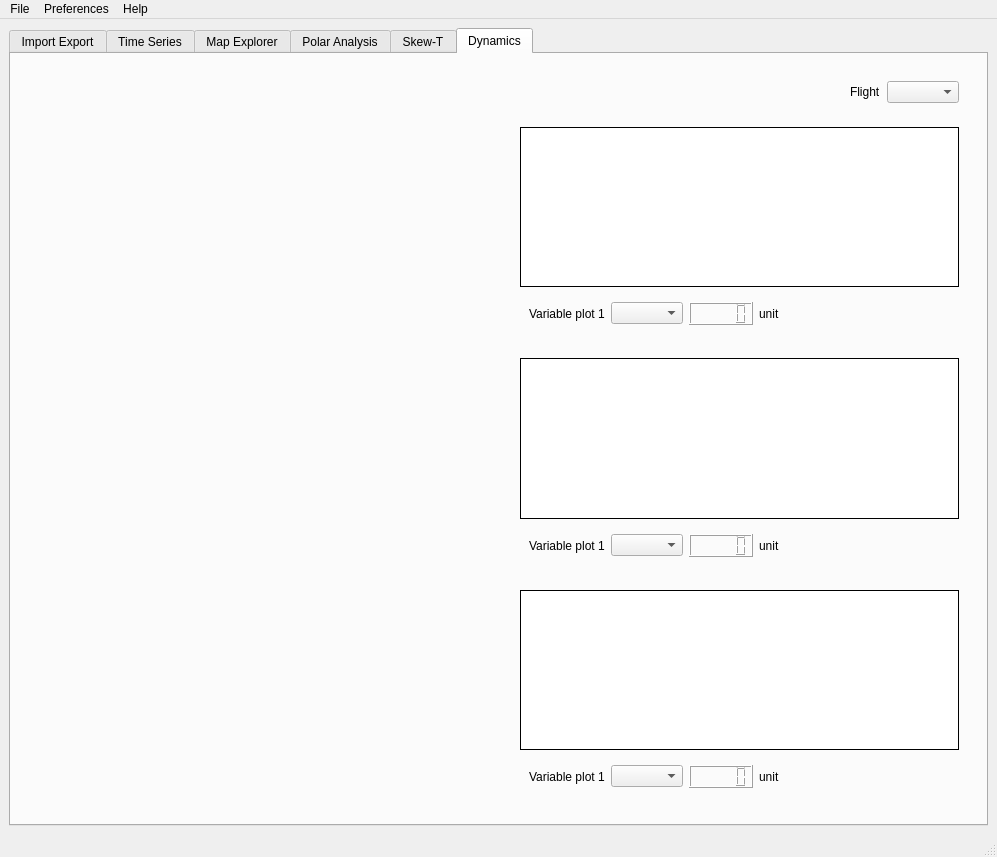
Old version of the form src/gui/mainwindow.ui in the repository TheGoodWeather/Vector-Vario-Analyzer.
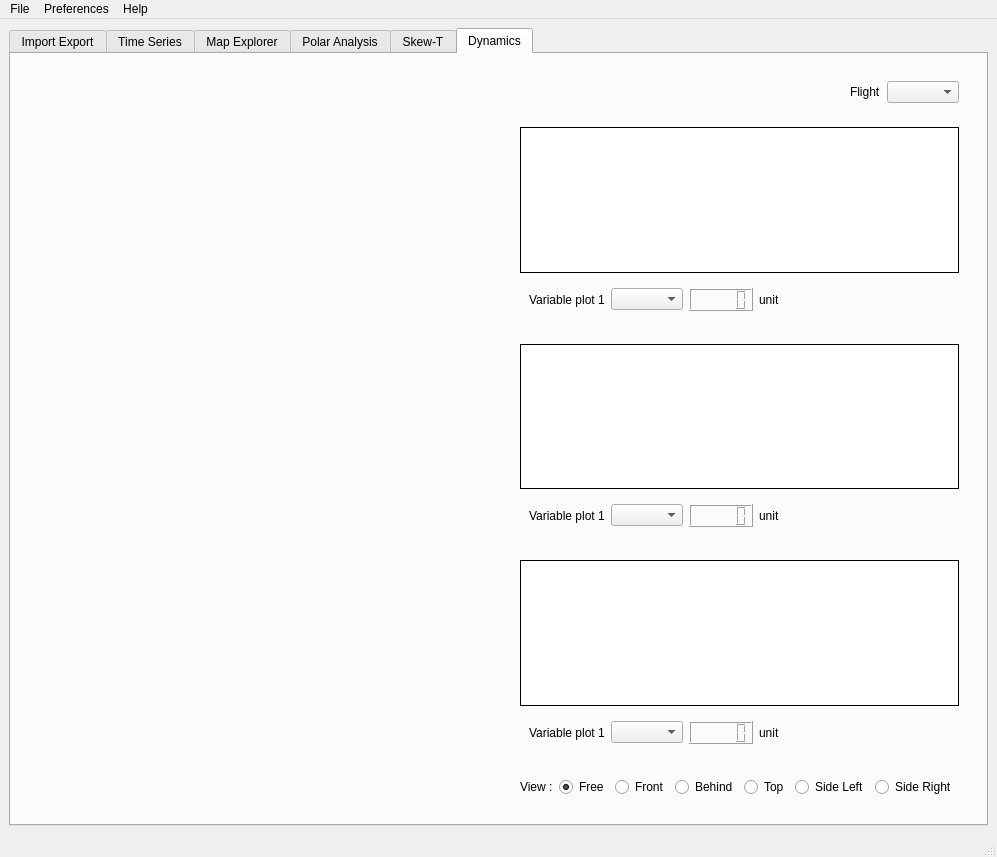
New version of the form. Custom widgets are drawn as their Qt base class.

Commit message: Features: Changing camera view

```diff
--- a/src/gui/mainwindow.ui
+++ b/src/gui/mainwindow.ui
@@ -2056,6 +2056,106 @@
              </layout>
             </widget>
            </item>
+           <item>
+            <widget class="QWidget" name="widget_32" native="true">
+             <layout class="QHBoxLayout" name="horizontalLayout_17">
+              <item>
+               <widget class="QLabel" name="label_3">
+                <property name="sizePolicy">
+                 <sizepolicy hsizetype="Fixed" vsizetype="Preferred">
+                  <horstretch>0</horstretch>
+                  <verstretch>0</verstretch>
+                 </sizepolicy>
+                </property>
+                <property name="text">
+                 <string>View :</string>
+                </property>
+               </widget>
+              </item>
+              <item>
+               <widget class="QRadioButton" name="radioButton_free_view">
+                <property name="sizePolicy">
+                 <sizepolicy hsizetype="Fixed" vsizetype="Fixed">
+                  <horstretch>0</horstretch>
+                  <verstretch>0</verstretch>
+                 </sizepolicy>
+                </property>
+                <property name="text">
+                 <string>Free</string>
+                </property>
+                <property name="checked">
+                 <bool>true</bool>
+                </property>
+               </widget>
+              </item>
+              <item>
+               <widget class="QRadioButton" name="radioButton_front_view">
+                <property name="sizePolicy">
+                 <sizepolicy hsizetype="Fixed" vsizetype="Fixed">
+                  <horstretch>0</horstretch>
+                  <verstretch>0</verstretch>
+                 </sizepolicy>
+                </property>
+                <property name="text">
+                 <string>Front</string>
+                </property>
+               </widget>
+              </item>
+              <item>
+               <widget class="QRadioButton" name="radioButton_behind_view">
+                <property name="sizePolicy">
+                 <sizepolicy hsizetype="Fixed" vsizetype="Fixed">
+                  <horstretch>0</horstretch>
+                  <verstretch>0</verstretch>
+                 </sizepolicy>
+                </property>
+                <property name="text">
+                 <string>Behind</string>
+                </property>
+               </widget>
+              </item>
+              <item>
+               <widget class="QRadioButton" name="radioButton_top_view">
+                <property name="sizePolicy">
+                 <sizepolicy hsizetype="Fixed" vsizetype="Fixed">
+                  <horstretch>0</horstretch>
+                  <verstretch>0</verstretch>
+                 </sizepolicy>
+                </property>
+                <property name="text">
+                 <string>Top</string>
+                </property>
+               </widget>
+              </item>
+              <item>
+               <widget class="QRadioButton" name="radioButton_left_view">
+                <property name="sizePolicy">
+                 <sizepolicy hsizetype="Fixed" vsizetype="Fixed">
+                  <horstretch>0</horstretch>
+                  <verstretch>0</verstretch>
+                 </sizepolicy>
+                </property>
+                <property name="text">
+                 <string>Side Left</string>
+                </property>
+               </widget>
+              </item>
+              <item>
+               <widget class="QRadioButton" name="radioButton_right_view">
+                <property name="sizePolicy">
+                 <sizepolicy hsizetype="Fixed" vsizetype="Fixed">
+                  <horstretch>0</horstretch>
+                  <verstretch>0</verstretch>
+                 </sizepolicy>
+                </property>
+                <property name="text">
+                 <string>Side Right</string>
+                </property>
+               </widget>
+              </item>
+             </layout>
+            </widget>
+           </item>
           </layout>
          </widget>
         </item>
```
Left out of the diff: 2 changed lines with no effect on the pictures. The commit also changes 3 other files.
